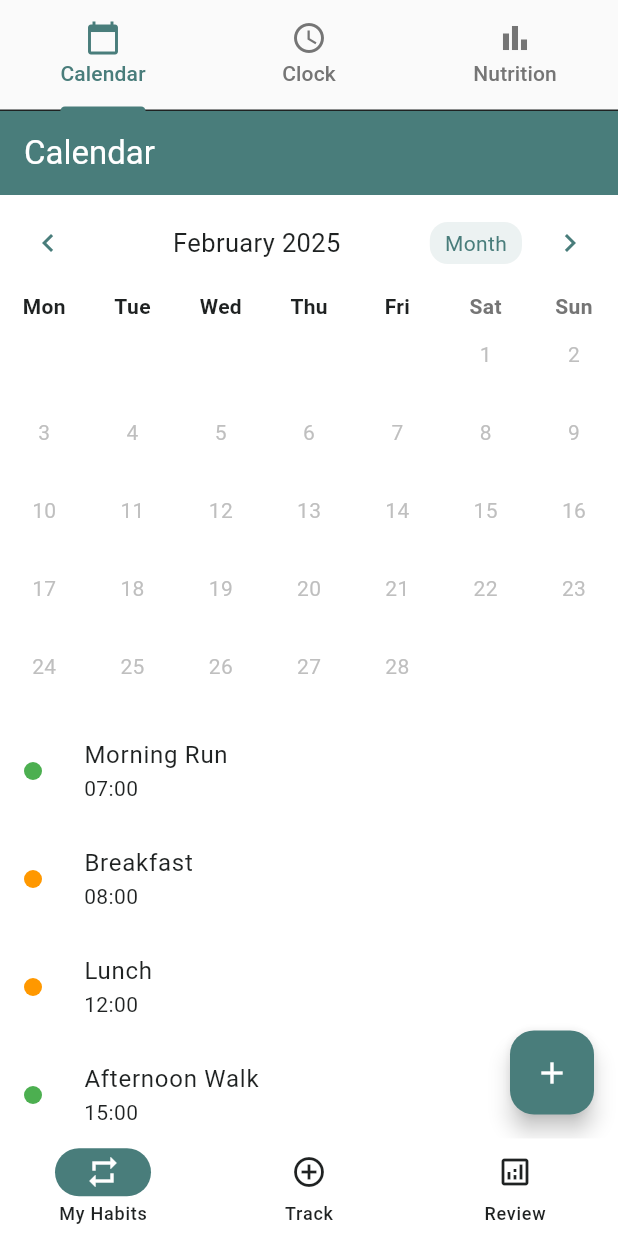
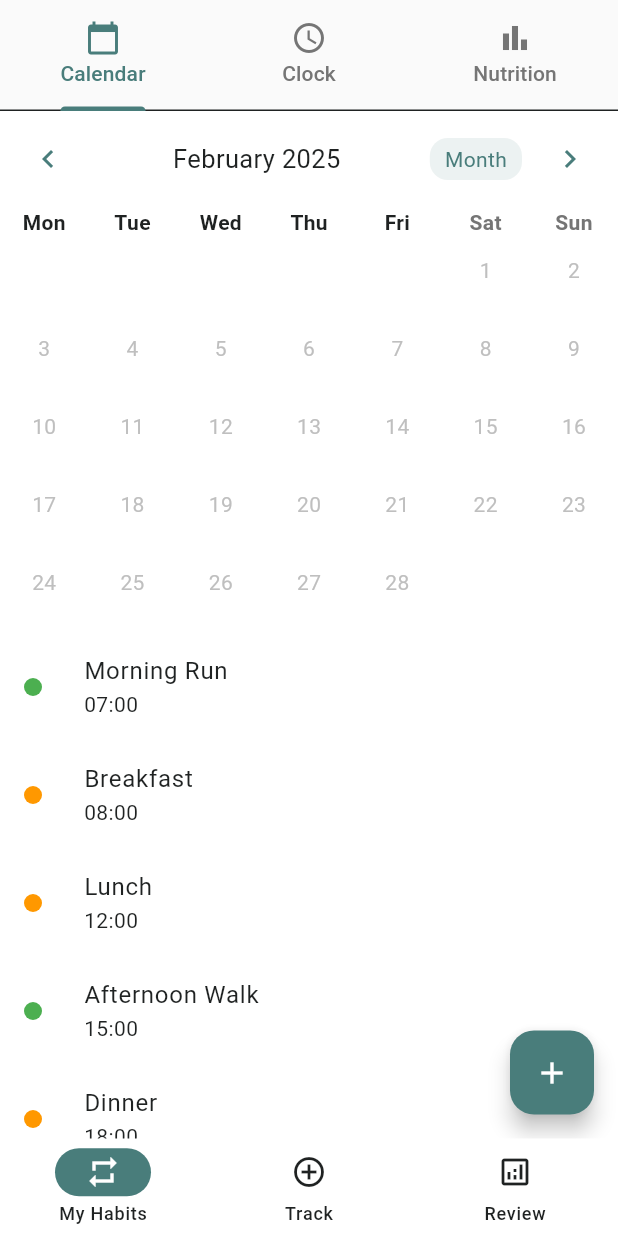
Before and after one commit to kylevon/ai-ventures-hackathon-2025, a Flutter app: the screen it shows after launch, on a phone screen of 412 x 824 dp. Run offline on Flutter 3.47's test engine with Material 3 defaults, Android fonts, the phone set to English and light mode, and no system bars; drawn by our look-alikes of table_calendar; our stand-ins replace flutter_riverpod, go_router.

Commit message:
feat: Removed header from calendar page

```diff
--- a/lib/features/calendar/presentation/pages/calendar_page.dart
+++ b/lib/features/calendar/presentation/pages/calendar_page.dart
@@ -22,26 +22,8 @@ class _CalendarPageState extends State<CalendarPage> {
 
   @override
   Widget build(BuildContext context) {
-    return Scaffold(
-      appBar: AppBar(
-        title: const Text('Calendar'),
-        actions: [
-          if (_isSyncing)
-            const Center(
-              child: Padding(
-                padding: EdgeInsets.symmetric(horizontal: 16.0),
-                child: SizedBox(
-                  width: 20,
-                  height: 20,
-                  child: CircularProgressIndicator(strokeWidth: 2),
-                ),
-              ),
-            ),
-        ],
-      ),
-      body: CalendarScreen(
-        onEventsChanged: _handleEventsChanged,
-      ),
+    return CalendarScreen(
+      onEventsChanged: _handleEventsChanged,
     );
   }
 }
```
